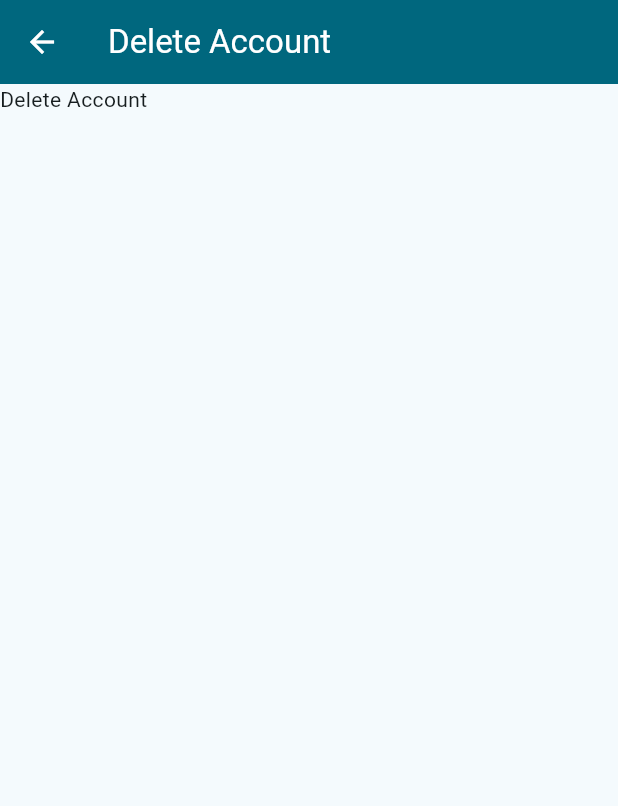
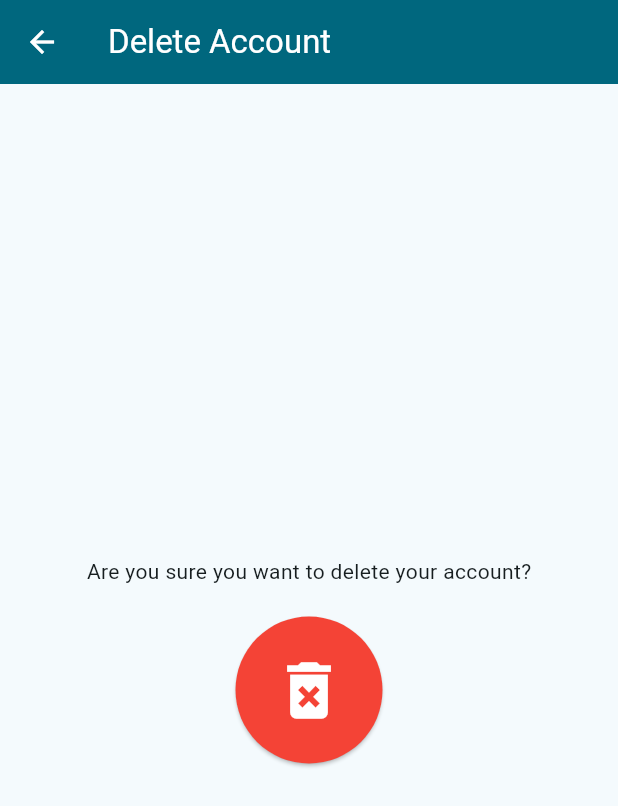
Before and after one commit to wisusdev/boilerplate_frontend_mobile_flutter, a Flutter app: the DeleteAccount screen opened by its route, on a phone screen of 412 x 824 dp. Shown: the top 806 px of the screen. Run offline on Flutter 3.47's test engine with Material 3 defaults, Android fonts, the phone set to English and light mode, and no system bars; our stand-ins replace flutter_dotenv, image_picker, shared_preferences; accounts and stored records are empty; project files that could hold a hidden picture were left out.

Commit message:
feat: Rediseñar vista de eliminación de cuenta con confirmación y botón destacado

```diff
--- a/lib/resources/views/account/delete_account.dart
+++ b/lib/resources/views/account/delete_account.dart
@@ -17,10 +17,23 @@ class _DeleteAccountState extends State<DeleteAccount> {
                 backgroundColor: Theme.of(context).colorScheme.primary,
             ),
 
-            body: SingleChildScrollView(
+            body: Center(
                 child: Column(
-                    children: [
-                        Text('Delete Account'),
+                    mainAxisAlignment: MainAxisAlignment.center,
+                    children: <Widget>[
+                        const Text('Are you sure you want to delete your account?'),
+                        const SizedBox(height: 20),
+                        ElevatedButton(
+                            style: ElevatedButton.styleFrom(
+                                shape: const CircleBorder(),
+                                padding: const EdgeInsets.all(24),
+                                backgroundColor: Colors.red
+                            ),
+                            child: const Icon(Icons.delete_forever, size: 50, color: Colors.white),
+                            onPressed: () {
+                                // Delete account
+                            },
+                        )
                     ],
                 ),
             ),
```
